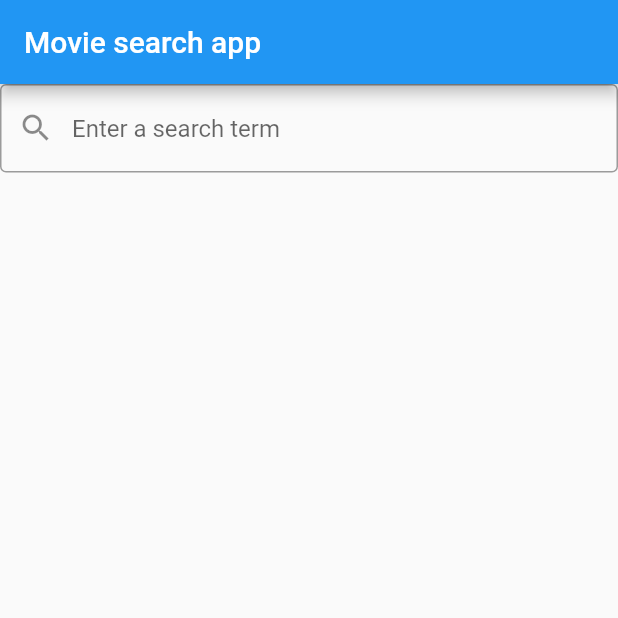
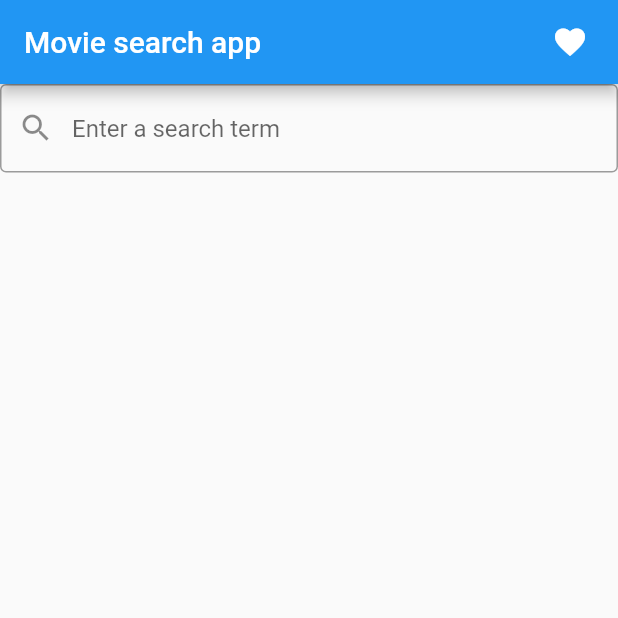
Before and after one commit to sasipreeya/flutter_movie_search, a Flutter app: the screen it shows after launch, on a phone screen of 412 x 824 dp, the top half of it. Run offline on Flutter 3.47's test engine with Material 2 defaults, Android fonts, the light colour scheme and no system bars; our stand-ins replace dio, rxdart.

Commit message:
A: Added favorite button

```diff
--- a/lib/src/models/movie_model.dart
+++ b/lib/src/models/movie_model.dart
@@ -7,7 +7,6 @@ class MovieModel {
   MovieModel(this._page, this._total_pages, this._total_results, this._results);
 
   MovieModel.fromJson(Map<String, dynamic> parsedJson) {
-    print(parsedJson['results'].length);
     _page = parsedJson['page'];
     _total_results = parsedJson['total_results'];
     _total_pages = parsedJson['total_pages'];
--- a/lib/src/screens/search_screen.dart
+++ b/lib/src/screens/search_screen.dart
@@ -35,6 +35,17 @@ class _SearchPageState extends State<SearchPage> {
     return Scaffold(
       appBar: AppBar(
         title: Text(widget.title),
+        actions: [
+          Padding(
+            padding: EdgeInsets.only(right: 20.0),
+            child: GestureDetector(
+              onTap: () => print('favorite tap'),
+              child: Icon(
+                  Icons.favorite
+              ),
+            )
+          ),
+        ]
       ),
       body: Column(
         children: [
```
